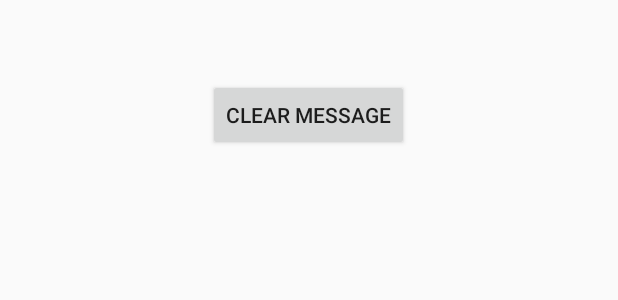
After one commit to Mercurion/MyMqtt, an Android app: the layout list_row.xml on its own in the app's theme, with its tools: preview values and no code run, on a phone screen of 412 x 824 dp. The commit adds this screen. Shown: the top 300 px of the screen. Run offline under Robolectric (Android 15) with nearby library versions, the phone set to English and light mode, and no system bars.

Commit message:
prima commit
Giacomo

```diff
--- a/app/src/main/java/com/myclose/mymqtt/AlarmActivity.java
+++ b/app/src/main/java/com/myclose/mymqtt/AlarmActivity.java
@@ -10,7 +10,7 @@ import android.widget.Button;
 import android.widget.ListView;
 import android.widget.Toast;
 
-import net.myclose.mycloseR.R;
+import com.myclose.mymqtt.R;
 
 import java.util.ArrayList;
 import java.util.List;
--- /dev/null
+++ b/app/src/main/res/layout/list_row.xml
@@ -0,0 +1,27 @@
+<?xml version="1.0" encoding="utf-8"?>
+<LinearLayout xmlns:android="http://schemas.android.com/apk/res/android"
+    android:layout_width="match_parent"
+    android:layout_height="match_parent"
+    android:layout_margin="25dp"
+    android:divider="#FFffff"
+    android:dividerHeight="2dp"
+    android:orientation="vertical" >
+
+    <TextView
+        android:id="@+id/alert_message"
+        android:layout_width="wrap_content"
+        android:layout_height="wrap_content"
+        android:layout_gravity="center"
+        android:textSize="20sp"
+        android:layout_marginLeft="10dp"
+        android:layout_marginRight="10dp"
+        android:text="" />
+
+    <Button
+        android:id="@+id/alert_button"
+        android:layout_width="wrap_content"
+        android:layout_height="wrap_content"
+        android:layout_gravity="center"
+        android:text="Clear Message" />
+
+</LinearLayout>
```
Also changed, not shown: app/build.gradle (+4 -3 lines), app/src/main/java/com/myclose/mymqtt/DeleteInterface.java (added, +7 -0 lines), app/src/main/java/com/myclose/mymqtt/ListaAdapter.java (added, +85 -0 lines).
